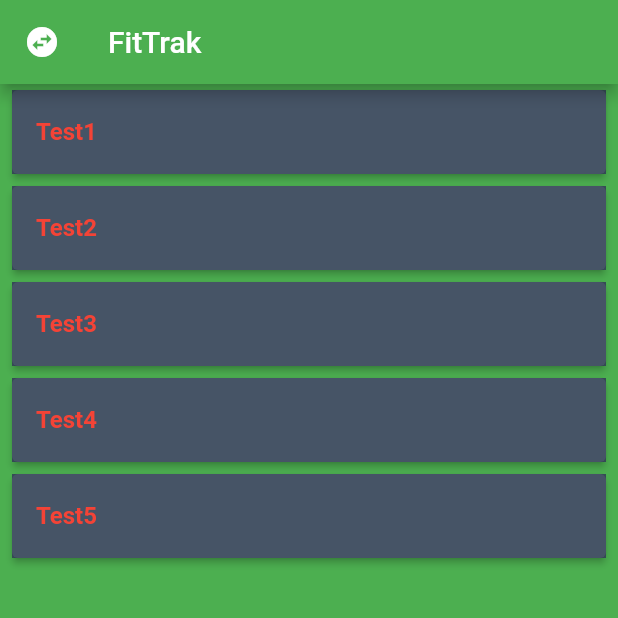
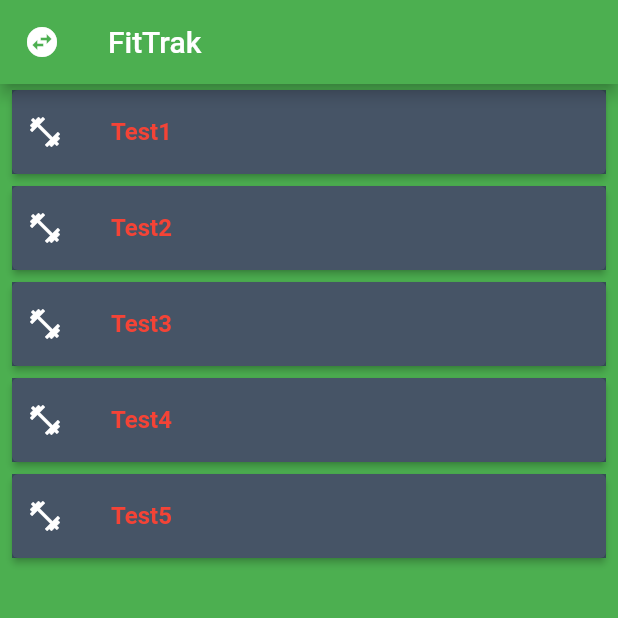
Before and after one commit to Anna-Myzukina/fitnes, a Flutter app: the screen it shows after launch, on a phone screen of 412 x 824 dp, the top half of it. Run offline on Flutter 3.47's test engine with Material 2 defaults, Android fonts, the phone set to English and light mode, and no system bars.

Commit message:
Add icons to main list

```diff
--- a/lib/main.dart
+++ b/lib/main.dart
@@ -75,13 +75,17 @@ class WorkoutList extends StatelessWidget {
               elevation: 2.0,
               margin: EdgeInsets.symmetric(horizontal: 8, vertical: 4),
               child: Container(
-                decoration: BoxDecoration(color: Color.fromRGBO(50, 65, 85, 0.9)),
+                decoration:
+                    BoxDecoration(color: Color.fromRGBO(50, 65, 85, 0.9)),
                 child: ListTile(
+                  contentPadding: EdgeInsets.symmetric(horizontal: 10),
+                  leading: Container(
+                      padding: EdgeInsets.only(right: 12),
+                      child: Icon(Icons.fitness_center, color: Colors.white)),
                   title: Text(
                     workouts[i].title,
                     style: TextStyle(
-                        color: Colors.red,
-                        fontWeight: FontWeight.bold),
+                        color: Colors.red, fontWeight: FontWeight.bold),
                   ),
                 ),
               ),
```
